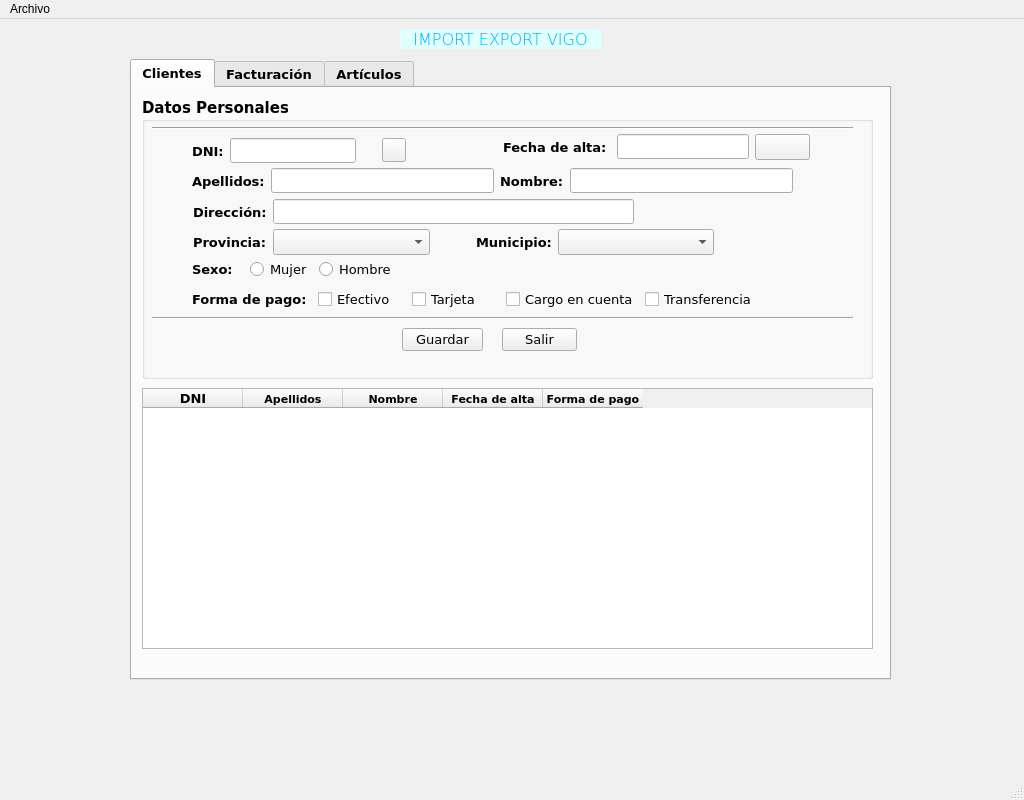
This is window.ui in beafaro/farocarrera as Qt 5 draws it before an edit. The edited form follows.
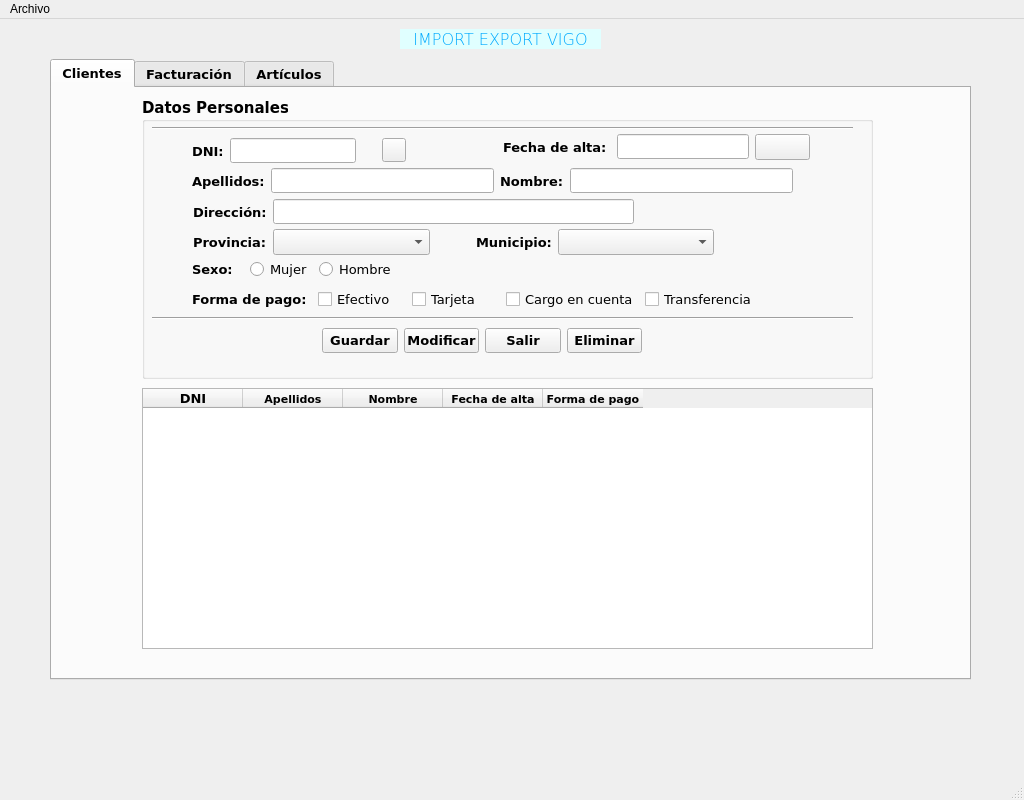
This is the edited form. Icons and pictures are not drawn.

```diff
--- a/window.ui
+++ b/window.ui
@@ -50,9 +50,9 @@
    <widget class="QTabWidget" name="TabPrograma">
     <property name="geometry">
      <rect>
-      <x>130</x>
+      <x>50</x>
       <y>40</y>
-      <width>761</width>
+      <width>921</width>
       <height>621</height>
      </rect>
     </property>
@@ -74,7 +74,7 @@
      <widget class="QGroupBox" name="groupBox">
       <property name="geometry">
        <rect>
-        <x>10</x>
+        <x>90</x>
         <y>10</y>
         <width>731</width>
         <height>281</height>
@@ -581,50 +581,6 @@
         </item>
        </layout>
       </widget>
-      <widget class="QPushButton" name="btnGrabaCli">
-       <property name="geometry">
-        <rect>
-         <x>260</x>
-         <y>230</y>
-         <width>81</width>
-         <height>23</height>
-        </rect>
-       </property>
-       <property name="font">
-        <font>
-         <family>Verdana</family>
-         <pointsize>10</pointsize>
-         <weight>50</weight>
-         <bold>false</bold>
-         <stylestrategy>PreferDefault</stylestrategy>
-        </font>
-       </property>
-       <property name="text">
-        <string>Guardar</string>
-       </property>
-      </widget>
-      <widget class="QPushButton" name="btnSalir">
-       <property name="geometry">
-        <rect>
-         <x>360</x>
-         <y>230</y>
-         <width>75</width>
-         <height>23</height>
-        </rect>
-       </property>
-       <property name="font">
-        <font>
-         <family>Verdana</family>
-         <pointsize>10</pointsize>
-         <weight>50</weight>
-         <bold>false</bold>
-         <stylestrategy>PreferDefault</stylestrategy>
-        </font>
-       </property>
-       <property name="text">
-        <string>Salir</string>
-       </property>
-      </widget>
       <widget class="QPushButton" name="btnLimpiaCli">
        <property name="geometry">
         <rect>
@@ -712,11 +668,87 @@
         </item>
        </layout>
       </widget>
+      <widget class="QWidget" name="">
+       <property name="geometry">
+        <rect>
+         <x>180</x>
+         <y>230</y>
+         <width>320</width>
+         <height>26</height>
+        </rect>
+       </property>
+       <layout class="QHBoxLayout" name="horizontalLayout_8">
+        <item>
+         <widget class="QPushButton" name="btnGrabaCli">
+          <property name="font">
+           <font>
+            <family>Verdana</family>
+            <pointsize>10</pointsize>
+            <weight>75</weight>
+            <bold>true</bold>
+            <stylestrategy>PreferDefault</stylestrategy>
+           </font>
+          </property>
+          <property name="text">
+           <string>Guardar</string>
+          </property>
+         </widget>
+        </item>
+        <item>
+         <widget class="QPushButton" name="btnModifCli">
+          <property name="font">
+           <font>
+            <family>Verdana</family>
+            <pointsize>10</pointsize>
+            <weight>75</weight>
+            <bold>true</bold>
+            <stylestrategy>PreferDefault</stylestrategy>
+           </font>
+          </property>
+          <property name="text">
+           <string>Modificar</string>
+          </property>
+         </widget>
+        </item>
+        <item>
+         <widget class="QPushButton" name="btnSalir">
+          <property name="font">
+           <font>
+            <family>Verdana</family>
+            <pointsize>10</pointsize>
+            <weight>75</weight>
+            <bold>true</bold>
+            <stylestrategy>PreferDefault</stylestrategy>
+           </font>
+          </property>
+          <property name="text">
+           <string>Salir</string>
+          </property>
+         </widget>
+        </item>
+        <item>
+         <widget class="QPushButton" name="btnBajaCli">
+          <property name="font">
+           <font>
+            <family>Verdana</family>
+            <pointsize>10</pointsize>
+            <weight>75</weight>
+            <bold>true</bold>
+            <stylestrategy>PreferDefault</stylestrategy>
+           </font>
+          </property>
+          <property name="text">
+           <string>Eliminar</string>
+          </property>
+         </widget>
+        </item>
+       </layout>
+      </widget>
      </widget>
      <widget class="QTableWidget" name="tabClientes">
       <property name="geometry">
        <rect>
-        <x>10</x>
+        <x>90</x>
         <y>300</y>
         <width>731</width>
         <height>261</height>
@@ -728,6 +760,9 @@
         <height>600</height>
        </size>
       </property>
+      <property name="sizeAdjustPolicy">
+       <enum>QAbstractScrollArea::AdjustIgnored</enum>
+      </property>
       <property name="alternatingRowColors">
        <bool>true</bool>
       </property>
```
Left out of the diff: 2 changed lines with no effect on the pictures.
